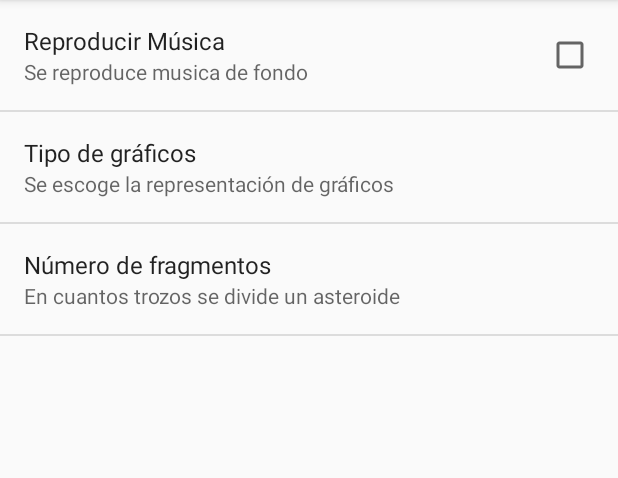
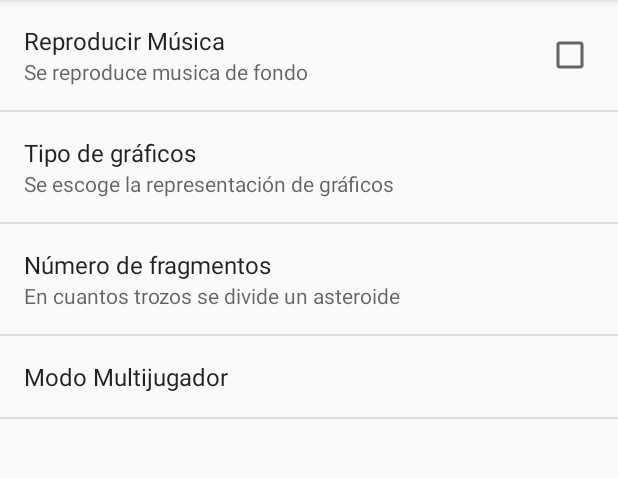
Before and after one commit to josedl4/Asteroides, an Android app: the fragment PreferenciasFragment shown on its own in the app's theme, on a phone screen of 412 x 824 dp, the part 84-562 px from its top. Run offline under Robolectric (Android 15) with nearby library versions, the phone set to English and light mode, and no system bars.

```diff
--- a/app/src/main/res/values/arrays.xml
+++ b/app/src/main/res/values/arrays.xml
@@ -10,4 +10,15 @@
         <item>1</item>
         <item>2</item>
     </string-array>
+
+    <string-array name="tiposConexiones">
+        <item>Bluetooth</item>
+        <item>Wi-Fi</item>
+        <item>Internet</item>
+    </string-array>
+    <string-array name="tiposConexionesValores">
+        <item>0</item>
+        <item>1</item>
+        <item>2</item>
+    </string-array>
 </resources>
--- a/app/src/main/res/xml/preferencias.xml
+++ b/app/src/main/res/xml/preferencias.xml
@@ -18,4 +18,24 @@
         android:title="Número de fragmentos"
         android:summary="En cuantos trozos se divide un asteroide"
         android:defaultValue="3"/>
+    <PreferenceScreen
+        android:title="Modo Multijugador">
+        <CheckBoxPreference
+            android:key="modo_multijudador"
+            android:title="Activar Modo Multijugador"
+            android:summary="Habilitar modo Multijugador"/>
+        <EditTextPreference
+            android:key="maximosJugadores"
+            android:title="Máximo de Jugadores"
+            android:summary="Numero máximo de jugadores en modo Multijugador"
+            android:defaultValue="4"/>
+        <ListPreference
+            android:key="conexion"
+            android:title="Tipo de Conexión"
+            android:summary="Seleccionar tipo de conexión"
+            android:entries="@array/tiposConexiones"
+            android:entryValues="@array/tiposConexionesValores"
+            android:defaultValue="1"/>
+
+    </PreferenceScreen>
 </PreferenceScreen>
```
